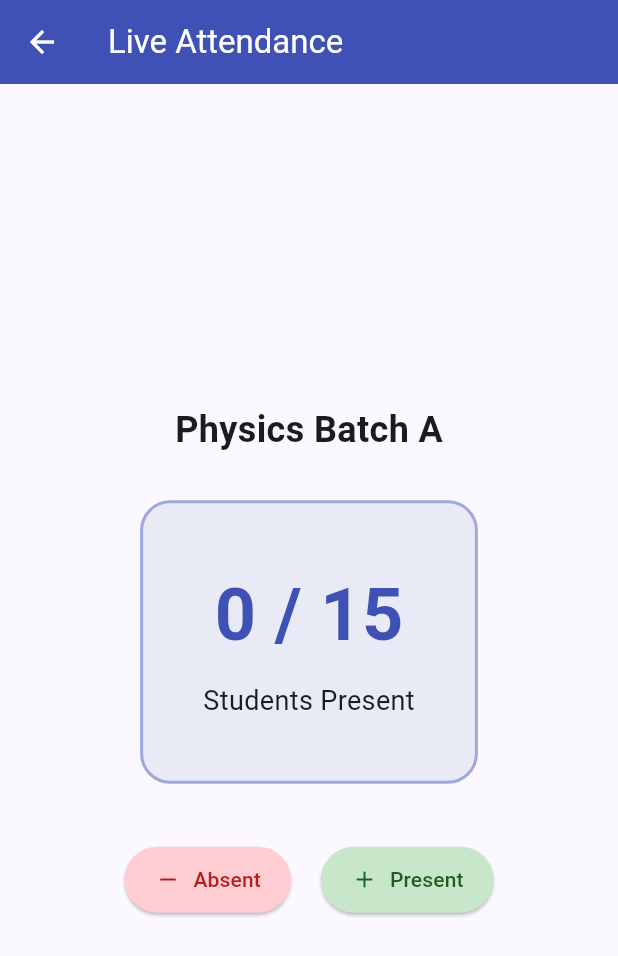
After one commit to kalviumcommunity/S75-0226-SAT-Flutter-Firebase-ScholarSync, a Flutter app: the AttendanceTrackerScreen screen opened by its route, after a tap on "Absent", on a phone screen of 412 x 824 dp. The commit adds this screen. Shown: the top 956 px of the screen. Run offline on Flutter 3.47's test engine with Material 3 defaults, Android fonts, the phone set to English and light mode, and no system bars; our stand-ins replace firebase_auth, firebase_core; accounts and stored records are empty.

Commit message:
feat: implemented local state management using setState

```diff
--- a/lib/main.dart
+++ b/lib/main.dart
@@ -8,6 +8,7 @@ import 'screens/stateless_stateful_demo.dart';
 // 1. IMPORT YOUR NEW SCREEN
 import 'screens/user_input_form.dart';
 import 'screens/material_details_screen.dart';
+import 'screens/state_management_demo.dart';
 
 void main() async {
   WidgetsFlutterBinding.ensureInitialized();
@@ -42,6 +43,7 @@ class MyApp extends StatelessWidget {
         // I kept your previous demo screen here just in case you ever want to navigate to it!
         '/demo': (context) => const StatelessStatefulDemoScreen(),
         '/add-student': (context) => const UserInputForm(),
+        '/attendance': (context) => const AttendanceTrackerScreen(),
       },
     );
   }
--- /dev/null
+++ b/lib/screens/state_management_demo.dart
@@ -0,0 +1,118 @@
+import 'package:flutter/material.dart';
+
+class AttendanceTrackerScreen extends StatefulWidget {
+  const AttendanceTrackerScreen({super.key});
+
+  @override
+  State<AttendanceTrackerScreen> createState() => _AttendanceTrackerScreenState();
+}
+
+class _AttendanceTrackerScreenState extends State<AttendanceTrackerScreen> {
+  // Local state variables
+  int _presentStudents = 0;
+  final int _totalStudents = 15; // Example batch size
+
+  // Increment function using setState
+  void _markPresent() {
+    setState(() {
+      if (_presentStudents < _totalStudents) {
+        _presentStudents++;
+      }
+    });
+  }
+
+  // Decrement function using setState
+  void _markAbsent() {
+    setState(() {
+      if (_presentStudents > 0) {
+        _presentStudents--;
+      }
+    });
+  }
+
+  @override
+  Widget build(BuildContext context) {
+    // Conditional logic based on state
+    bool isFullAttendance = _presentStudents == _totalStudents;
+
+    return Scaffold(
+      appBar: AppBar(
+        title: const Text('Live Attendance'),
+        backgroundColor: Colors.indigo,
+        foregroundColor: Colors.white,
+      ),
+      body: Center(
+        child: Column(
+          mainAxisAlignment: MainAxisAlignment.center,
+          children: [
+            const Text(
+              'Physics Batch A',
+              style: TextStyle(fontSize: 24, fontWeight: FontWeight.bold),
+            ),
+            const SizedBox(height: 30),
+
+            // Conditional UI: Changes color when full attendance is reached
+            AnimatedContainer(
+              duration: const Duration(milliseconds: 300),
+              padding: const EdgeInsets.all(40),
+              decoration: BoxDecoration(
+                color: isFullAttendance ? Colors.green.shade100 : Colors.indigo.shade50,
+                borderRadius: BorderRadius.circular(20),
+                border: Border.all(
+                  color: isFullAttendance ? Colors.green : Colors.indigo.shade200,
+                  width: 2,
+                ),
+              ),
+              child: Column(
+                children: [
+                  Text(
+                    '$_presentStudents / $_totalStudents',
+                    style: TextStyle(
+                      fontSize: 48,
+                      fontWeight: FontWeight.bold,
+                      color: isFullAttendance ? Colors.green.shade800 : Colors.indigo,
+                    ),
+                  ),
+                  const SizedBox(height: 10),
+                  Text(
+                    isFullAttendance ? '100% Attendance! 🎉' : 'Students Present',
+                    style: const TextStyle(fontSize: 18),
+                  ),
+                ],
+              ),
+            ),
+            const SizedBox(height: 40),
+
+            // Interaction Buttons
+            Row(
+              mainAxisAlignment: MainAxisAlignment.center,
+              children: [
+                ElevatedButton.icon(
+                  onPressed: _markAbsent,
+                  icon: const Icon(Icons.remove),
+                  label: const Text('Absent'),
+                  style: ElevatedButton.styleFrom(
+                    backgroundColor: Colors.red.shade100,
+                    foregroundColor: Colors.red.shade900,
+                    padding: const EdgeInsets.symmetric(horizontal: 20, vertical: 12),
+                  ),
+                ),
+                const SizedBox(width: 20),
+                ElevatedButton.icon(
+                  onPressed: _markPresent,
+                  icon: const Icon(Icons.add),
+                  label: const Text('Present'),
+                  style: ElevatedButton.styleFrom(
+                    backgroundColor: Colors.green.shade100,
+                    foregroundColor: Colors.green.shade900,
+                    padding: const EdgeInsets.symmetric(horizontal: 20, vertical: 12),
+                  ),
+                ),
+              ],
+            ),
+          ],
+        ),
+      ),
+    );
+  }
+}
```
Also changed, not shown: 1 other file.
